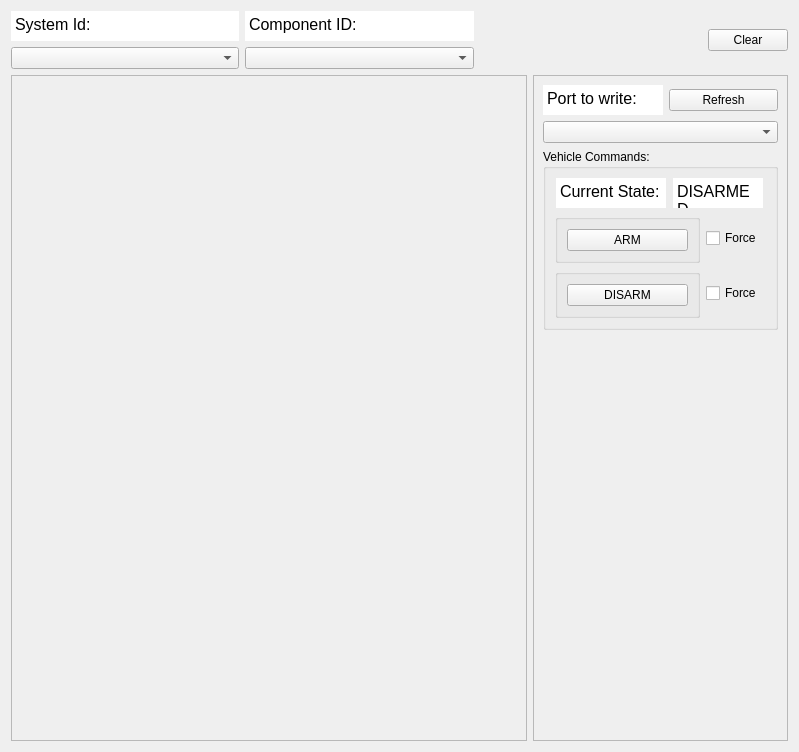
YevheniiKovryzhenko/KGroundControl, file mavlink_inspector.ui: the form before one commit.
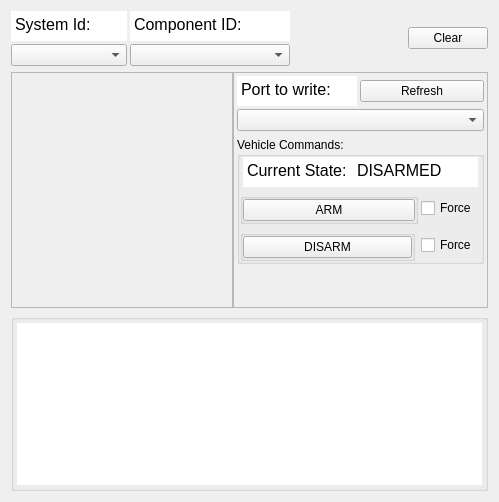
The form after the commit.

Commit message:
major mavlink rework
+removed garbage code and rewritten mavlink manager
+moved away from storing decoded messages in favor of raw
+added detailed data display

-screwed up update rate visualization

Diff of the .ui file:
```diff
--- a/mavlink_inspector.ui
+++ b/mavlink_inspector.ui
@@ -6,8 +6,8 @@
    <rect>
     <x>0</x>
     <y>0</y>
-    <width>799</width>
-    <height>752</height>
+    <width>499</width>
+    <height>502</height>
    </rect>
   </property>
   <property name="sizePolicy">
@@ -31,11 +31,17 @@
   <property name="windowTitle">
    <string>Form</string>
   </property>
-  <layout class="QVBoxLayout" name="verticalLayout_7">
+  <layout class="QVBoxLayout" name="verticalLayout_8">
    <item>
     <layout class="QHBoxLayout" name="horizontalLayout">
+     <property name="spacing">
+      <number>3</number>
+     </property>
      <item>
       <layout class="QVBoxLayout" name="verticalLayout">
+       <property name="spacing">
+        <number>3</number>
+       </property>
        <item>
         <widget class="QTextBrowser" name="textBrowser_2">
          <property name="sizePolicy">
@@ -139,6 +145,9 @@
      </item>
      <item>
       <layout class="QVBoxLayout" name="verticalLayout_2">
+       <property name="spacing">
+        <number>3</number>
+       </property>
        <item>
         <widget class="QTextBrowser" name="textBrowser_3">
          <property name="sizePolicy">
@@ -267,8 +276,14 @@
    </item>
    <item>
     <layout class="QHBoxLayout" name="horizontalLayout_2">
+     <property name="spacing">
+      <number>0</number>
+     </property>
      <item>
       <layout class="QVBoxLayout" name="verticalLayout_3">
+       <property name="spacing">
+        <number>3</number>
+       </property>
        <item>
         <widget class="QScrollArea" name="scrollArea">
          <property name="sizePolicy">
@@ -291,8 +306,8 @@
            <rect>
             <x>0</x>
             <y>0</y>
-            <width>514</width>
-            <height>658</height>
+            <width>220</width>
+            <height>260</height>
            </rect>
           </property>
          </widget>
@@ -323,14 +338,32 @@
           <x>0</x>
           <y>0</y>
           <width>253</width>
-          <height>660</height>
+          <height>262</height>
          </rect>
         </property>
         <layout class="QVBoxLayout" name="verticalLayout_6">
+         <property name="leftMargin">
+          <number>3</number>
+         </property>
+         <property name="topMargin">
+          <number>3</number>
+         </property>
+         <property name="rightMargin">
+          <number>3</number>
+         </property>
+         <property name="bottomMargin">
+          <number>3</number>
+         </property>
          <item>
           <layout class="QVBoxLayout" name="verticalLayout_4">
+           <property name="spacing">
+            <number>3</number>
+           </property>
            <item>
             <layout class="QHBoxLayout" name="horizontalLayout_8">
+             <property name="spacing">
+              <number>3</number>
+             </property>
              <item>
               <widget class="QTextBrowser" name="textBrowser_5">
                <property name="sizePolicy">
@@ -427,7 +460,7 @@
              </property>
              <property name="maximumSize">
               <size>
-               <width>500</width>
+               <width>16777215</width>
                <height>16777215</height>
               </size>
              </property>
@@ -453,8 +486,29 @@
             <string>Vehicle Commands:</string>
            </property>
            <layout class="QVBoxLayout" name="verticalLayout_5">
+            <property name="leftMargin">
+             <number>0</number>
+            </property>
+            <property name="topMargin">
+             <number>0</number>
+            </property>
+            <property name="rightMargin">
+             <number>0</number>
+            </property>
+            <property name="bottomMargin">
+             <number>0</number>
+            </property>
             <item>
              <layout class="QHBoxLayout" name="horizontalLayout_3">
+              <property name="spacing">
+               <number>0</number>
+              </property>
+              <property name="leftMargin">
+               <number>3</number>
+              </property>
+              <property name="rightMargin">
+               <number>3</number>
+              </property>
               <item>
                <widget class="QTextBrowser" name="textBrowser_4">
                 <property name="sizePolicy">
@@ -542,7 +596,7 @@
                 </property>
                 <property name="maximumSize">
                  <size>
-                  <width>90</width>
+                  <width>16777215</width>
                   <height>30</height>
                  </size>
                 </property>
@@ -601,12 +655,30 @@
             </item>
             <item>
              <layout class="QHBoxLayout" name="horizontalLayout_6">
+              <property name="spacing">
+               <number>3</number>
+              </property>
               <item>
                <widget class="QGroupBox" name="groupBox_arm">
                 <property name="title">
                  <string/>
                 </property>
                 <layout class="QHBoxLayout" name="horizontalLayout_4">
+                 <property name="spacing">
+                  <number>3</number>
+                 </property>
+                 <property name="leftMargin">
+                  <number>0</number>
+                 </property>
+                 <property name="topMargin">
+                  <number>0</number>
+                 </property>
+                 <property name="rightMargin">
+                  <number>0</number>
+                 </property>
+                 <property name="bottomMargin">
+                  <number>0</number>
+                 </property>
                  <item>
                   <widget class="QPushButton" name="btn_arm">
                    <property name="text">
@@ -640,6 +712,21 @@
                  <string/>
                 </property>
                 <layout class="QHBoxLayout" name="horizontalLayout_5">
+                 <property name="spacing">
+                  <number>3</number>
+                 </property>
+                 <property name="leftMargin">
+                  <number>0</number>
+                 </property>
+                 <property name="topMargin">
+                  <number>0</number>
+                 </property>
+                 <property name="rightMargin">
+                  <number>0</number>
+                 </property>
+                 <property name="bottomMargin">
+                  <number>0</number>
+                 </property>
                  <item>
                   <widget class="QPushButton" name="btn_disarm">
                    <property name="minimumSize">
@@ -693,6 +780,52 @@
      </item>
     </layout>
    </item>
+   <item>
+    <widget class="QGroupBox" name="groupBox_msg_browser">
+     <property name="enabled">
+      <bool>true</bool>
+     </property>
+     <property name="font">
+      <font>
+       <bold>false</bold>
+       <kerning>true</kerning>
+      </font>
+     </property>
+     <property name="contextMenuPolicy">
+      <enum>Qt::DefaultContextMenu</enum>
+     </property>
+     <property name="title">
+      <string/>
+     </property>
+     <property name="flat">
+      <bool>false</bool>
+     </property>
+     <layout class="QVBoxLayout" name="verticalLayout_7">
+      <property name="spacing">
+       <number>3</number>
+      </property>
+      <property name="leftMargin">
+       <number>3</number>
+      </property>
+      <property name="topMargin">
+       <number>3</number>
+      </property>
+      <property name="rightMargin">
+       <number>3</number>
+      </property>
+      <property name="bottomMargin">
+       <number>3</number>
+      </property>
+      <item>
+       <widget class="QTextBrowser" name="txt_msg_browser">
+        <property name="frameShape">
+         <enum>QFrame::NoFrame</enum>
+        </property>
+       </widget>
+      </item>
+     </layout>
+    </widget>
+   </item>
   </layout>
  </widget>
  <resources/>
```
The commit also changes 8 other files.
